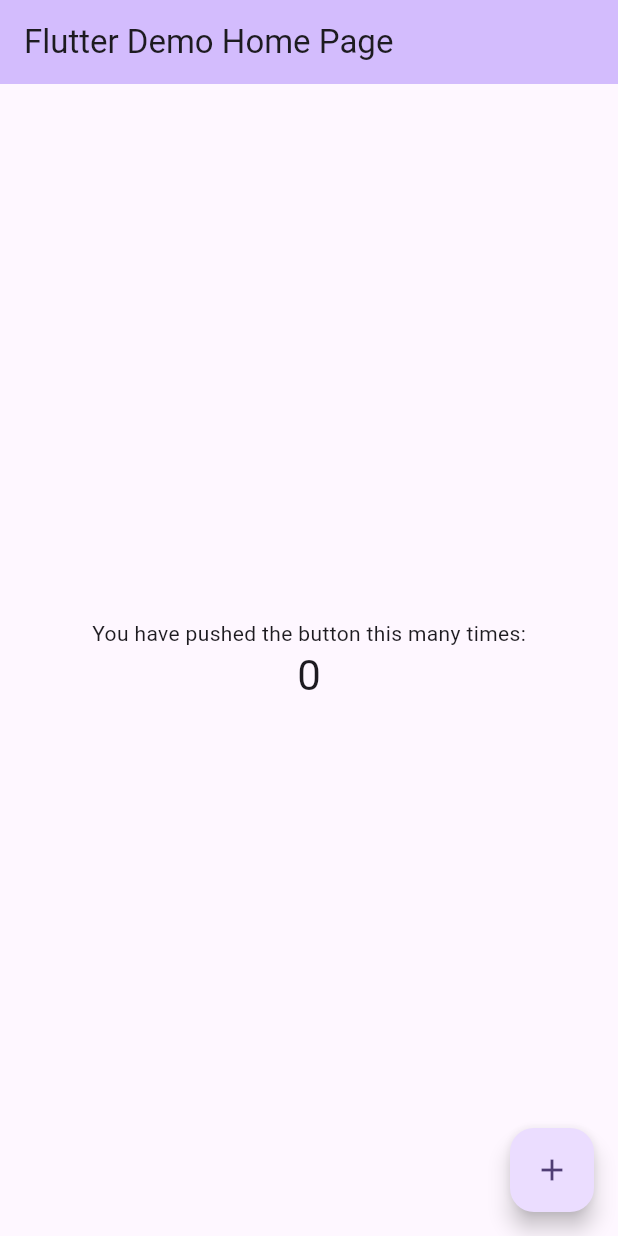
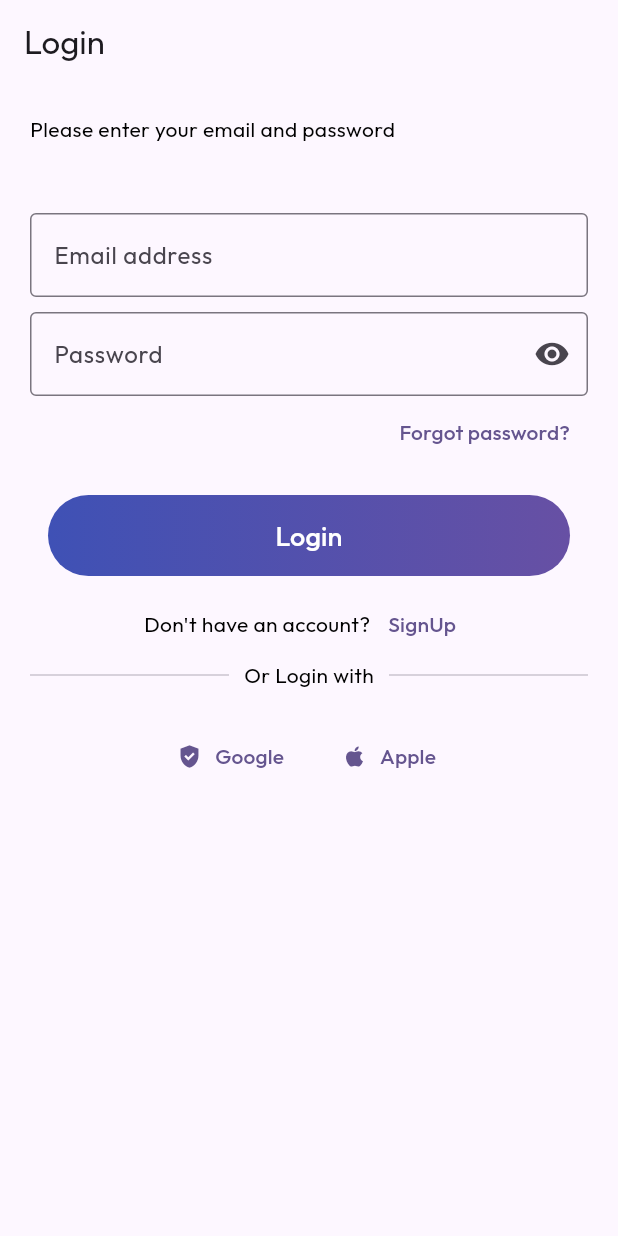
Before and after one commit to pranaypatel512/FlutterLoginMaterial3, a Flutter app: the screen it shows after launch, on a phone screen of 412 x 824 dp. Run offline on Flutter 3.47's test engine with Material 2 defaults, Android fonts, the phone set to English and light mode, and no system bars; our stand-ins replace go_router, google_fonts.

Commit message:
Design login,Signup and forgot page with router navigation

```diff
--- /dev/null
+++ b/lib/app_constant.dart
@@ -0,0 +1,23 @@
+
+import 'package:flutter/material.dart';
+
+const rowDivider = SizedBox(width: 20);
+const colDivider = SizedBox(height: 10);
+const tinySpacing = 3.0;
+const smallSpacing = 10.0;
+
+enum ColorSeed {
+  baseColor('M3 Baseline', Color(0xff6750a4)),
+  indigo('Indigo', Colors.indigo),
+  blue('Blue', Colors.blue),
+  teal('Teal', Colors.teal),
+  green('Green', Colors.green),
+  yellow('Yellow', Colors.yellow),
+  orange('Orange', Colors.orange),
+  deepOrange('Deep Orange', Colors.deepOrange),
+  pink('Pink', Colors.pink);
+
+  const ColorSeed(this.label, this.color);
+  final String label;
+  final Color color;
+}
--- /dev/null
+++ b/lib/login_page.dart
@@ -0,0 +1,138 @@
+import 'package:flutter/material.dart';
+import 'package:go_router/go_router.dart';
+
+import 'app_constant.dart';
+
+class LoginPage extends StatelessWidget {
+  const LoginPage({super.key});
+
+  @override
+  Widget build(BuildContext context) {
+    return Scaffold(
+        appBar: AppBar(title: const Text('Login')),
+        body: SingleChildScrollView(
+          child: Padding(
+            padding: const EdgeInsets.all(20.0),
+            child: Column(
+              crossAxisAlignment: CrossAxisAlignment.start,
+              children: [
+                const Text(
+                  'Please enter your email and password',
+                  style: TextStyle(fontSize: 14),
+                ),
+                const SizedBox(height: 46.0),
+                Column(
+                  children: [
+                    TextFormField(
+                      decoration: const InputDecoration(
+                        border: OutlineInputBorder(),
+                        labelText: 'Email address',
+                      ),
+                    ),
+                    const SizedBox(height: 10.0),
+                    TextFormField(
+                      obscureText: true,
+                      decoration: InputDecoration(
+                        border: OutlineInputBorder(),
+                        labelText: 'Password',
+                        suffixIcon: IconButton(
+                          icon: const Icon(Icons.visibility),
+                          onPressed: () {
+                            // TODO: Implement password toggle functionality
+                          },
+                        ),
+                      ),
+                    ),
+                    Container(
+                      alignment: Alignment.centerRight,
+                      child: TextButton(
+                          onPressed: () {
+                            GoRouter.of(context).go("/forgotpassword");
+                          },
+                          child: const Text(
+                            'Forgot password?',
+                          )),
+                    ),
+                  ],
+                ),
+                const SizedBox(height: 10.0),
+                TextButton(
+                  onPressed: () {
+                    // TODO: Implement login functionality
+                  },
+                  child: Container(
+                    width: double.infinity,
+                    padding: const EdgeInsets.symmetric(vertical: 14.0),
+                    decoration: BoxDecoration(
+                      gradient: LinearGradient(
+                        colors: [
+                          ColorSeed.indigo.color,
+                          ColorSeed.baseColor.color,
+                        ],
+                        begin: Alignment.centerLeft,
+                        end: Alignment.centerRight,
+                      ),
+                      borderRadius: BorderRadius.circular(30.0),
+                    ),
+                    child: const Center(
+                      child: Text(
+                        'Login',
+                        style: TextStyle(color: Colors.white, fontSize: 18.0),
+                      ),
+                    ),
+                  ),
+                ),
+                rowDivider,
+                Row(
+                  mainAxisAlignment: MainAxisAlignment.center,
+                  children: [
+                    const Text(
+                      'Don\'t have an account?',
+                    ),
+                    TextButton(
+                        onPressed: () {
+                          GoRouter.of(context).go("/signup");
+                        },
+                        child: const Text(
+                          'SignUp',
+                        ))
+                  ],
+                ),
+                rowDivider,
+                const Row(
+                  children: [
+                    Expanded(child: Divider()),
+                    Padding(
+                      padding: EdgeInsets.symmetric(horizontal: 10.0),
+                      child: Text('Or Login with'),
+                    ),
+                    Expanded(child: Divider()),
+                  ],
+                ),
+                const SizedBox(height: 20.0),
+                Row(
+                  mainAxisAlignment: MainAxisAlignment.center,
+                  children: [
+                    TextButton.icon(
+                      onPressed: () {
+                        // TODO: Implement sign in with Google functionality
+                      },
+                      icon: const Icon(Icons.gpp_good),
+                      label: const Text('Google'),
+                    ),
+                    const SizedBox(width: 10.0),
+                    TextButton.icon(
+                      onPressed: () {
+                        // TODO: Implement sign in with Apple functionality
+                      },
+                      icon: const Icon(Icons.apple),
+                      label: const Text('Apple'),
+                    ),
+                  ],
+                ),
+              ],
+            ),
+          ),
+        ));
+  }
+}
--- a/lib/main.dart
+++ b/lib/main.dart
@@ -1,4 +1,12 @@
+import 'package:flutter/foundation.dart';
 import 'package:flutter/material.dart';
+import 'package:google_fonts/google_fonts.dart';
+import 'package:m3_flutter_login/login_page.dart';
+import 'package:go_router/go_router.dart';
+import 'package:m3_flutter_login/forgot_password.dart';
+import 'package:m3_flutter_login/signup_page.dart';
+
+import 'app_constant.dart';
 
 void main() {
   runApp(const MyApp());
@@ -10,116 +18,45 @@ class MyApp extends StatelessWidget {
   // This widget is the root of your application.
   @override
   Widget build(BuildContext context) {
-    return MaterialApp(
+    return MaterialApp.router(
       title: 'Flutter Demo',
       theme: ThemeData(
-        // This is the theme of your application.
-        //
-        // TRY THIS: Try running your application with "flutter run". You'll see
-        // the application has a blue toolbar. Then, without quitting the app,
-        // try changing the seedColor in the colorScheme below to Colors.green
-        // and then invoke "hot reload" (save your changes or press the "hot
-        // reload" button in a Flutter-supported IDE, or press "r" if you used
-        // the command line to start the app).
-        //
-        // Notice that the counter didn't reset back to zero; the application
-        // state is not lost during the reload. To reset the state, use hot
-        // restart instead.
-        //
-        // This works for code too, not just values: Most code changes can be
-        // tested with just a hot reload.
-        colorScheme: ColorScheme.fromSeed(seedColor: Colors.deepPurple),
-        useMaterial3: true,
-      ),
-      home: const MyHomePage(title: 'Flutter Demo Home Page'),
+          colorSchemeSeed: ColorSeed.baseColor.color,
+          useMaterial3: true,
+          fontFamily: GoogleFonts.outfit().fontFamily,
+          typography: Typography.material2021(
+            platform: defaultTargetPlatform,
+          ),
+          brightness: Brightness.light),
+      darkTheme: ThemeData(
+          colorSchemeSeed: ColorSeed.baseColor.color,
+          useMaterial3: true,
+          fontFamily: GoogleFonts.outfit().fontFamily,
+          typography: Typography.material2021(
+            platform: defaultTargetPlatform,
+          ),
+          brightness: Brightness.dark),
+      routerConfig: _goRouter,
     );
   }
 }
 
-class MyHomePage extends StatefulWidget {
-  const MyHomePage({super.key, required this.title});
-
-  // This widget is the home page of your application. It is stateful, meaning
-  // that it has a State object (defined below) that contains fields that affect
-  // how it looks.
-
-  // This class is the configuration for the state. It holds the values (in this
-  // case the title) provided by the parent (in this case the App widget) and
-  // used by the build method of the State. Fields in a Widget subclass are
-  // always marked "final".
-
-  final String title;
-
-  @override
-  State<MyHomePage> createState() => _MyHomePageState();
-}
-
-class _MyHomePageState extends State<MyHomePage> {
-  int _counter = 0;
-
-  void _incrementCounter() {
-    setState(() {
-      // This call to setState tells the Flutter framework that something has
-      // changed in this State, which causes it to rerun the build method below
-      // so that the display can reflect the updated values. If we changed
-      // _counter without calling setState(), then the build method would not be
-      // called again, and so nothing would appear to happen.
-      _counter++;
-    });
-  }
-
-  @override
-  Widget build(BuildContext context) {
-    // This method is rerun every time setState is called, for instance as done
-    // by the _incrementCounter method above.
-    //
-    // The Flutter framework has been optimized to make rerunning build methods
-    // fast, so that you can just rebuild anything that needs updating rather
-    // than having to individually change instances of widgets.
-    return Scaffold(
-      appBar: AppBar(
-        // TRY THIS: Try changing the color here to a specific color (to
-        // Colors.amber, perhaps?) and trigger a hot reload to see the AppBar
-        // change color while the other colors stay the same.
-        backgroundColor: Theme.of(context).colorScheme.inversePrimary,
-        // Here we take the value from the MyHomePage object that was created by
-        // the App.build method, and use it to set our appbar title.
-        title: Text(widget.title),
-      ),
-      body: Center(
-        // Center is a layout widget. It takes a single child and positions it
-        // in the middle of the parent.
-        child: Column(
-          // Column is also a layout widget. It takes a list of children and
-          // arranges them vertically. By default, it sizes itself to fit its
-          // children horizontally, and tries to be as tall as its parent.
-          //
-          // Column has various properties to control how it sizes itself and
-          // how it positions its children. Here we use mainAxisAlignment to
-          // center the children vertically; the main axis here is the vertical
-          // axis because Columns are vertical (the cross axis would be
-          // horizontal).
-          //
-          // TRY THIS: Invoke "debug painting" (choose the "Toggle Debug Paint"
-          // action in the IDE, or press "p" in the console), to see the
-          // wireframe for each widget.
-          mainAxisAlignment: MainAxisAlignment.center,
-          children: <Widget>[
-            const Text(
-              'You have pushed the button this many times:',
-            ),
-            Text(
-              '$_counter',
-              style: Theme.of(context).textTheme.headlineMedium,
-            ),
-          ],
+GoRouter _goRouter = GoRouter(routes: <RouteBase>[
+  GoRoute(
+      path: '/',
+      builder: (context, state) {
+        return LoginPage();
+      },
+      routes: [
+        GoRoute(
+          path: "forgotpassword",
+          builder: (context, state) => ForgotPasswordPage(),
         ),
-      ),
-      floatingActionButton: FloatingActionButton(
-        onPressed: _incrementCounter,
-        tooltip: 'Increment',
-        child: const Icon(Icons.add),
-      ), // This trailing comma makes auto-formatting nicer for build methods.
-    );
-  }
-}
+        GoRoute(
+          path: 'signup',
+          builder: (context, state) {
+            return SignUpPage();
+          },
+        )
+      ]),
+]);
--- a/pubspec.yaml
+++ b/pubspec.yaml
@@ -35,6 +35,8 @@ dependencies:
   # The following adds the Cupertino Icons font to your application.
   # Use with the CupertinoIcons class for iOS style icons.
   cupertino_icons: ^1.0.2
+  go_router: ^8.0.0
+  google_fonts: ^5.0.0
 
 dev_dependencies:
   flutter_test:
```
Also changed, not shown: lib/forgot_password.dart (added, +65 -0 lines), lib/signup_page.dart (added, +135 -0 lines), pubspec.lock, 7 other files.
